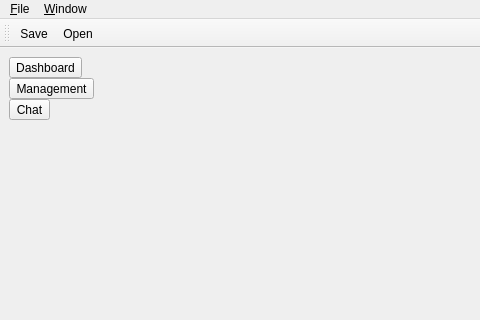
The window that mainwindow.ui (geonwuk/TheEditor) describes before a commit, drawn with Qt 5; both pictures show x 0 to 480 and y 0 to 320 of the 997 by 651 pixel window.
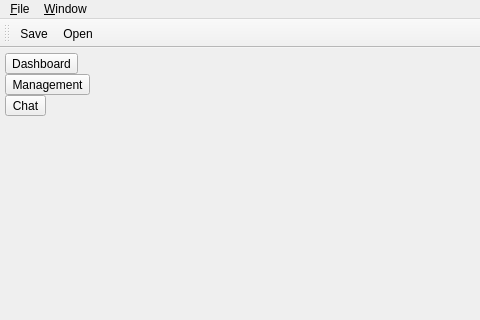
The same window after the commit.

Patch:
```diff
--- a/mainwindow.ui
+++ b/mainwindow.ui
@@ -15,6 +15,21 @@
   </property>
   <widget class="QWidget" name="centralwidget">
    <layout class="QHBoxLayout" name="horizontalLayout_2">
+    <property name="spacing">
+     <number>5</number>
+    </property>
+    <property name="leftMargin">
+     <number>5</number>
+    </property>
+    <property name="topMargin">
+     <number>5</number>
+    </property>
+    <property name="rightMargin">
+     <number>5</number>
+    </property>
+    <property name="bottomMargin">
+     <number>0</number>
+    </property>
     <item>
      <layout class="QHBoxLayout" name="horizontalLayout">
       <property name="spacing">
```
